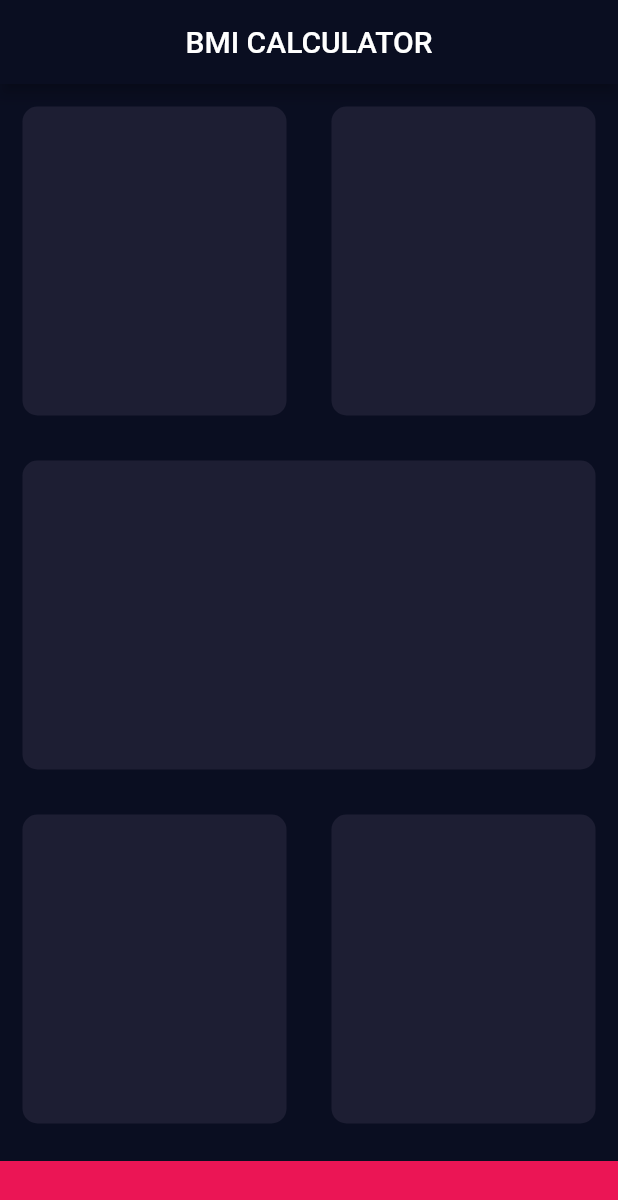
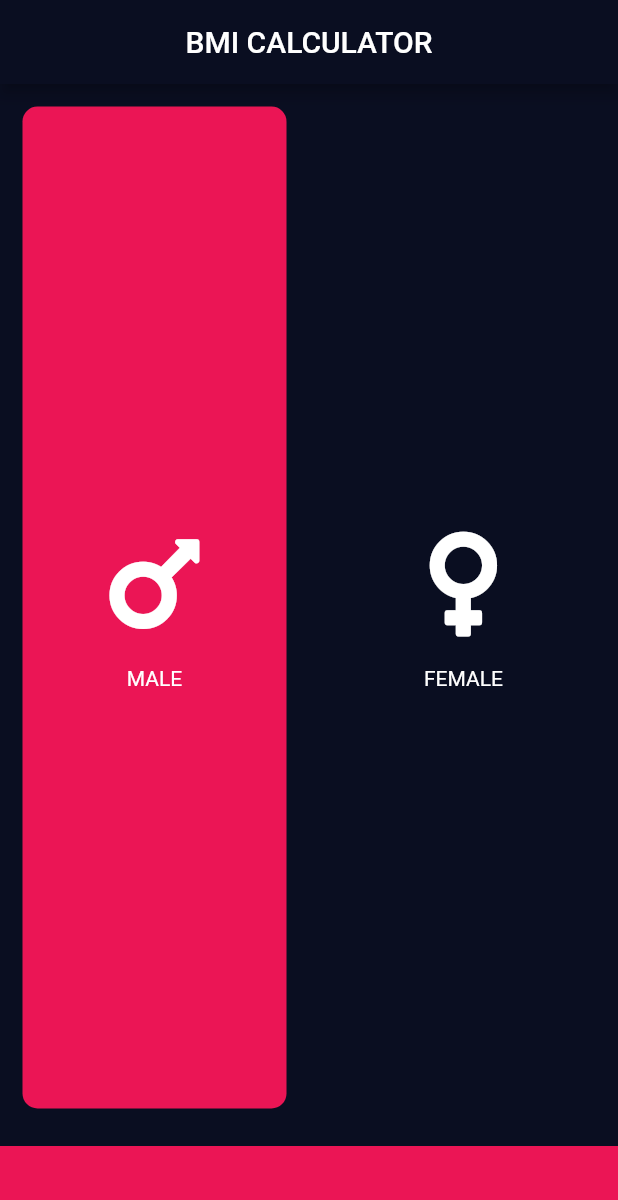
Before and after one commit to hosseinjfr/bmi_calculator, a Flutter app: the screen it shows after launch, on a phone screen of 412 x 824 dp. Shown: the top 1200 px of the screen. Run offline on Flutter 3.47's test engine with Material 2 defaults, Android fonts, the phone set to English and light mode, and no system bars; our stand-ins replace font_awesome_flutter.

```diff
--- /dev/null
+++ b/lib/ReusableCard.dart
@@ -0,0 +1,22 @@
+import 'package:flutter/material.dart';
+
+const cardMargin = EdgeInsets.all(15.0);
+
+class ReusableContainer extends StatelessWidget {
+  ReusableContainer({required this.colour, required this.cardChild});
+
+  final Color colour;
+  final Widget cardChild;
+
+  @override
+  Widget build(BuildContext context) {
+    return Container(
+      margin: cardMargin,
+      decoration: BoxDecoration(
+        color: colour,
+        borderRadius: BorderRadius.circular(10.0),
+      ),
+      child: cardChild,
+    );
+  }
+}
--- /dev/null
+++ b/lib/cardColumn.dart
@@ -0,0 +1,31 @@
+import 'package:flutter/material.dart';
+
+class cardColumn extends StatelessWidget {
+
+  cardColumn({required this.icon , required this.label});
+
+  final IconData icon;
+  final String label;
+
+  @override
+  Widget build(BuildContext context) {
+    return Column(
+      mainAxisAlignment: MainAxisAlignment.center,
+      children: [
+        Icon(
+          icon,
+          size: 80.0,
+        ),
+        SizedBox(
+          height: 15.0,
+        ),
+        Text(
+          label,
+          style: TextStyle(
+            color: Color(0xFFFFFFFF),
+          ),
+        )
+      ],
+    );
+  }
+}
--- a/lib/input_page.dart
+++ b/lib/input_page.dart
@@ -1,12 +1,20 @@
 import 'package:flutter/material.dart';
+import 'package:font_awesome_flutter/font_awesome_flutter.dart';
 
-const bottomContainerHeight = 50.0;
-const activeCardColor = Color(0xFF1D1E33);
+import 'ReusableCard.dart';
+import 'cardColumn.dart';
+
+const bottomContainerHeight = 60.0;
 const bottomContainerColor = Color(0xFFEB1555);
-const cardMargin = EdgeInsets.all(15.0);
 const bottomContainerMargin = EdgeInsets.only(top: 10.0);
 
+const activeCardColor = Color(0xFFEB1555);
+const inactiveCardColor = Color(0xFF0A0E21);
 
+Color maleCardColor = activeCardColor;
+Color femaleCardColor = inactiveCardColor;
+
+enum Gender { male, female }
 
 class InputPage extends StatefulWidget {
   const InputPage({Key? key}) : super(key: key);
@@ -16,6 +24,9 @@ class InputPage extends StatefulWidget {
 }
 
 class _InputPageState extends State<InputPage> {
+
+  Gender selectedGender = Gender.male;
+
   @override
   Widget build(BuildContext context) {
     return Scaffold(
@@ -30,29 +41,55 @@ class _InputPageState extends State<InputPage> {
               child: Row(
                 children: [
                   Expanded(
-                    child: ReusableContainer(colour: activeCardColor),
+                    child: GestureDetector(
+                      onTap: () {
+                        setState(() {
+                          selectedGender = Gender.male;
+                        });
+                      },
+                      child: ReusableContainer(
+                        colour: selectedGender == Gender.male ? activeCardColor : inactiveCardColor,
+                        cardChild: cardColumn(
+                          icon: FontAwesomeIcons.mars,
+                          label: 'MALE',
+                        ),
+                      ),
+                    ),
                   ),
                   Expanded(
-                    child: ReusableContainer(colour: activeCardColor),
+                    child: GestureDetector(
+                      onTap: () {
+                        setState(() {
+                          selectedGender = Gender.female;
+                        });
+                      },
+                      child: ReusableContainer(
+                        colour: selectedGender == Gender.female ? activeCardColor : inactiveCardColor,
+                        cardChild: cardColumn(
+                          icon: FontAwesomeIcons.venus,
+                          label: 'FEMALE',
+                        ),
+                      ),
+                    ),
                   ),
                 ],
               ),
             ),
-            Expanded(
-              child: ReusableContainer(colour: activeCardColor),
-            ),
-            Expanded(
-              child: Row(
-                children: [
-                  Expanded(
-                    child: ReusableContainer(colour: activeCardColor),
-                  ),
-                  Expanded(
-                    child: ReusableContainer(colour: activeCardColor),
-                  ),
-                ],
-              ),
-            ),
+            // Expanded(
+            //   child: ReusableContainer(colour: activeCardColor),
+            // ),
+            // Expanded(
+            //   child: Row(
+            //     children: [
+            //       Expanded(
+            //         child: ReusableContainer(colour: activeCardColor),
+            //       ),
+            //       Expanded(
+            //         child: ReusableContainer(colour: activeCardColor),
+            //       ),
+            //     ],
+            //   ),
+            // ),
             Container(
               color: bottomContainerColor,
               margin: bottomContainerMargin,
@@ -65,23 +102,3 @@ class _InputPageState extends State<InputPage> {
     );
   }
 }
-
-
-
-class ReusableContainer extends StatelessWidget {
-
-  ReusableContainer({required this.colour});
-
-  final Color colour;
-
-  @override
-  Widget build(BuildContext context) {
-    return Container(
-      margin: cardMargin,
-      decoration: BoxDecoration(
-        color: colour,
-        borderRadius: BorderRadius.circular(10.0),
-      ),
-    );
-  }
-}
--- a/lib/main.dart
+++ b/lib/main.dart
@@ -1,5 +1,8 @@
 import 'package:flutter/material.dart';
 import 'input_page.dart';
+
+Color scaffoldColor = Color(0xFF0A0E21);
+Color scaffoldBackgroundColor = Color(0xFF0A0E21);
 
 void main() => runApp(BMICalculator());
 
@@ -9,8 +12,8 @@ class BMICalculator extends StatelessWidget {
     return MaterialApp(
       debugShowCheckedModeBanner: false,
       theme: ThemeData.dark().copyWith(
-        primaryColor: Color(0xFF0A0E21),
-        scaffoldBackgroundColor: Color(0xFF0A0E21),
+        primaryColor: scaffoldColor,
+        scaffoldBackgroundColor: scaffoldBackgroundColor,
       ),
       home: InputPage(),
     );
--- a/pubspec.yaml
+++ b/pubspec.yaml
@@ -34,6 +34,7 @@ dependencies:
   # The following adds the Cupertino Icons font to your application.
   # Use with the CupertinoIcons class for iOS style icons.
   cupertino_icons: ^1.0.2
+  font_awesome_flutter: ^9.2.0
 
 dev_dependencies:
   flutter_test:
```
Also changed, not shown: pubspec.lock.
